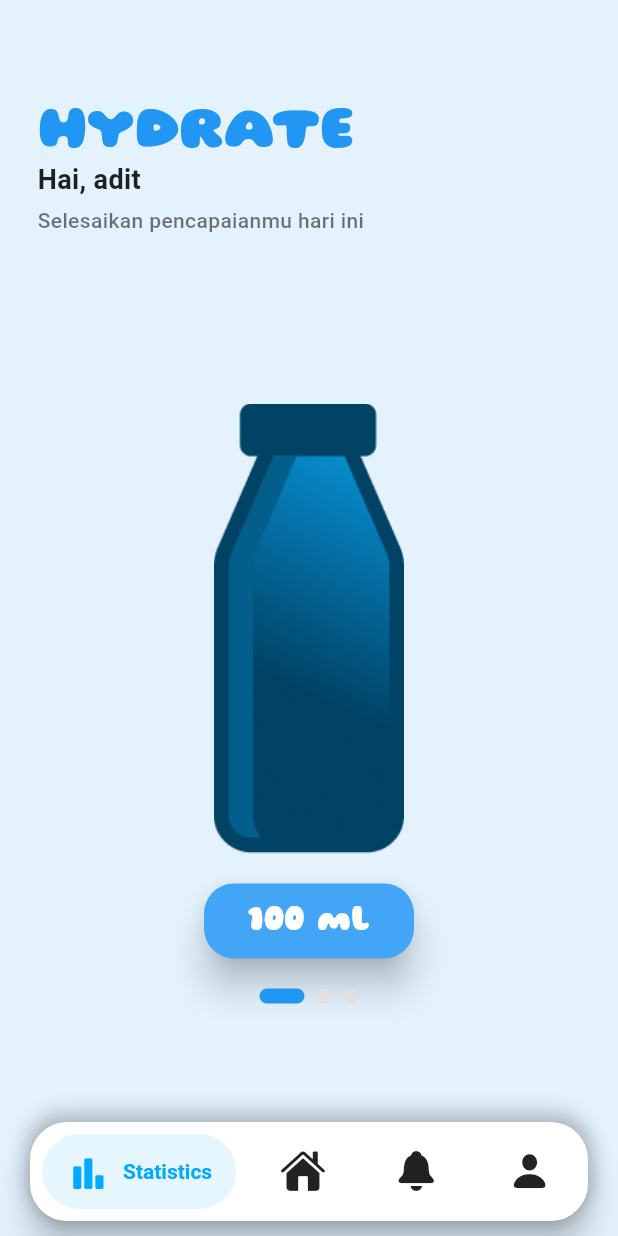
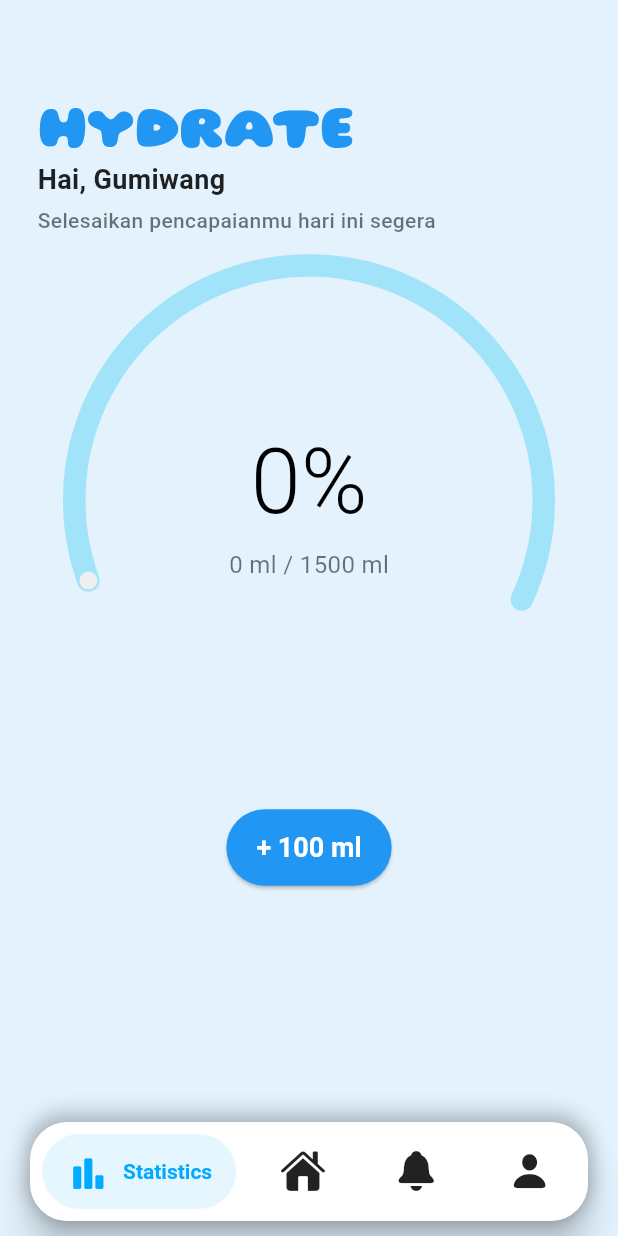
Before and after one commit to rizaldinata/hydrate, a Flutter app: the screen it shows after launch, on a phone screen of 412 x 824 dp. Run offline on Flutter 3.47's test engine with Material 3 defaults, Android fonts, the phone set to English and light mode, and no system bars; drawn by our look-alikes of dashed_circular_progress_bar, salomon_bottom_bar, smooth_page_indicator; our stand-ins replace flutter_svg, google_fonts; missing offline and left inert: water_bottle.

Commit message:
menambah fungsi addWater

```diff
--- a/lib/main.dart
+++ b/lib/main.dart
@@ -1,8 +1,10 @@
 import 'package:flutter/material.dart';
 import 'package:hydrate/view/info_product_view.dart';
+import 'package:hydrate/view/screen/circular.dart';
 import 'package:hydrate/view/screen/coba_air.dart';
 // import 'package:hydrate/view/info_product_view.dart';
 import 'package:hydrate/view/screen/home_screen.dart';
+import 'package:hydrate/view/screen/home_screen1.dart';
 void main(List<String> args) {
   runApp(const MyApp());
 }
@@ -18,7 +20,7 @@ class MyApp extends StatelessWidget {
       title: 'HYDRATE',
       theme: ThemeData(),
       debugShowCheckedModeBanner: false,
-      home: const HomeScreen(name: 'adit',),
+      home: const HomeScreens(name: 'Gumiwang',),
     );
   }
 }
--- /dev/null
+++ b/lib/view/screen/home_screen1.dart
@@ -0,0 +1,205 @@
+import 'package:flutter/material.dart';
+import 'package:hydrate/controller/home_controller.dart';
+import 'package:hydrate/view/screen/navigation.dart';
+import 'package:smooth_page_indicator/smooth_page_indicator.dart';
+import 'package:dashed_circular_progress_bar/dashed_circular_progress_bar.dart';
+
+class HomeScreens extends StatefulWidget {
+  final String name;
+  const HomeScreens({super.key, required this.name});
+
+  @override
+  State<HomeScreens> createState() => _HomeScreenState();
+}
+
+class _HomeScreenState extends State<HomeScreens>
+    with SingleTickerProviderStateMixin {
+  late final HomeController _controller;
+  final PageController _pageController = PageController();
+  int _currentPage = 0;
+  final double target = 1500; // Target harian air
+  double currentIntake = 0; // Nilai awal air dalam ml
+  final ValueNotifier<double> _valueNotifier = ValueNotifier<double>(0); // Persentase progress
+
+  // Fungsi untuk menambahkan jumlah air
+  void _addWater(double amount) {
+    setState(() {
+      if (currentIntake + amount <= target) {
+        currentIntake += amount;
+      } else {
+        currentIntake = target; // Batas maksimal
+      }
+      _valueNotifier.value = (currentIntake / target) * 100; // Hitung progress
+    });
+  }
+
+  @override
+  void initState() {
+    super.initState();
+    _controller = HomeController();
+    _controller.initAnimation(this);
+
+    Future.delayed(const Duration(milliseconds: 600), () {
+      setState(() {});
+    });
+
+    Future.delayed(const Duration(seconds: 5), () {
+      _controller.startAnimation();
+    });
+
+    _pageController.addListener(() {
+      setState(() {
+        _currentPage = _pageController.page!.round();
+      });
+    });
+  }
+
+  @override
+  void dispose() {
+    _controller.dispose();
+    _pageController.dispose();
+    super.dispose();
+  }
+
+  @override
+  Widget build(BuildContext context) {
+    return Scaffold(
+      backgroundColor: Colors.blue[50],
+      body: Stack(
+        children: [
+          Padding(
+            padding: const EdgeInsets.symmetric(horizontal: 25.0, vertical: 60.0),
+            child: Column(
+              crossAxisAlignment: CrossAxisAlignment.start,
+              children: [
+                const Text("HYDRATE",
+                    style: TextStyle(
+                        fontSize: 40,
+                        fontWeight: FontWeight.w900,
+                        color: Colors.blue,
+                        fontFamily: "Gluten")),
+                Transform.translate(
+                  offset: const Offset(0, -10),
+                  child: Text(
+                    "Hai, ${widget.name}",
+                    style: const TextStyle(
+                      fontSize: 18,
+                      fontWeight: FontWeight.bold,
+                      color: Colors.black87,
+                    ),
+                  ),
+                ),
+                const SizedBox(height: 4),
+                Transform.translate(
+                  offset: const Offset(0, -10),
+                  child: const Text(
+                    "Selesaikan pencapaianmu hari ini segera",
+                    style: TextStyle(
+                      fontSize: 14,
+                      fontWeight: FontWeight.w500,
+                      color: Colors.black54,
+                    ),
+                  ),
+                ),
+              ],
+            ),
+          ),
+
+          Center(
+            child: Column(
+              mainAxisAlignment: MainAxisAlignment.center,
+              children: [
+                // const SizedBox(height: 200),
+                Padding(
+                  padding: const EdgeInsets.all(42.0),
+                  child: Center(
+                    child: DashedCircularProgressBar.aspectRatio(
+                      aspectRatio: 1,
+                      valueNotifier: _valueNotifier,
+                      progress: _valueNotifier.value,
+                      startAngle: 250,
+                      sweepAngle: 225,
+                      foregroundColor: Colors.blue,
+                      backgroundColor: Color(0xFFA1E3F9),
+                      foregroundStrokeWidth: 15,
+                      backgroundStrokeWidth: 15,
+                      animation: true,
+                      seekSize: 6,
+                      seekColor: const Color(0xffeeeeee),
+                      child: Center(
+                        child: ValueListenableBuilder(
+                          valueListenable: _valueNotifier,
+                          builder: (_, double value, __) => Column(
+                            mainAxisSize: MainAxisSize.min,
+                            children: [
+                              Text(
+                                '${value.toInt()}%',
+                                style: const TextStyle(
+                                  color: Colors.black,
+                                  fontWeight: FontWeight.w300,
+                                  fontSize: 60,
+                                ),
+                              ),
+                              Text(
+                                '${currentIntake.toInt()} ml / ${target.toInt()} ml',
+                                style: const TextStyle(
+                                  color: Colors.black54,
+                                  fontWeight: FontWeight.w400,
+                                  fontSize: 16,
+                                ),
+                              ),
+                            ],
+                          ),
+                        ),
+                      ),
+                    ),
+                  ),
+                ),
+
+                // Row untuk tombol minum air
+                Row(
+                  mainAxisAlignment: MainAxisAlignment.center,
+                  children: [
+                    _buildWaterButton(100), // Tombol untuk menambah 100ml
+                    // _buildWaterButton(300), // Tombol untuk menambah 300ml
+                    // _buildWaterButton(500), // Tombol untuk menambah 500ml
+                  ],
+                ),
+
+                const SizedBox(height: 20),
+
+                // SmoothPageIndicator(
+                //   controller: _pageController,
+                //   count: 3,
+                //   effect: ExpandingDotsEffect(
+                //     activeDotColor: Colors.blue,
+                //     dotColor: Colors.grey[300]!,
+                //     dotHeight: 10,
+                //     dotWidth: 10,
+                //   ),
+                // ),
+              ],
+            ),
+          ),
+        ],
+      ),
+      bottomNavigationBar: const Navigasi(),
+    );
+  }
+
+  // Widget tombol untuk menambah jumlah air
+  Widget _buildWaterButton(double amount) {
+    return Padding(
+      padding: const EdgeInsets.symmetric(horizontal: 10),
+      child: ElevatedButton(
+        style: ElevatedButton.styleFrom(
+          backgroundColor: Colors.blue,
+          padding: const EdgeInsets.symmetric(horizontal: 20, vertical: 15),
+          textStyle: const TextStyle(fontSize: 18, fontWeight: FontWeight.bold),
+        ),
+        onPressed: () => _addWater(amount),
+        child: Text("+ ${amount.toInt()} ml", style: const TextStyle(color: Colors.white)),
+      ),
+    );
+  }
+}
```
Also changed, not shown: lib/view/screen/circular.dart (added, +113 -0 lines), lib/view/screen/home_screen.dart (line endings or trailing spaces), 4 other files.
